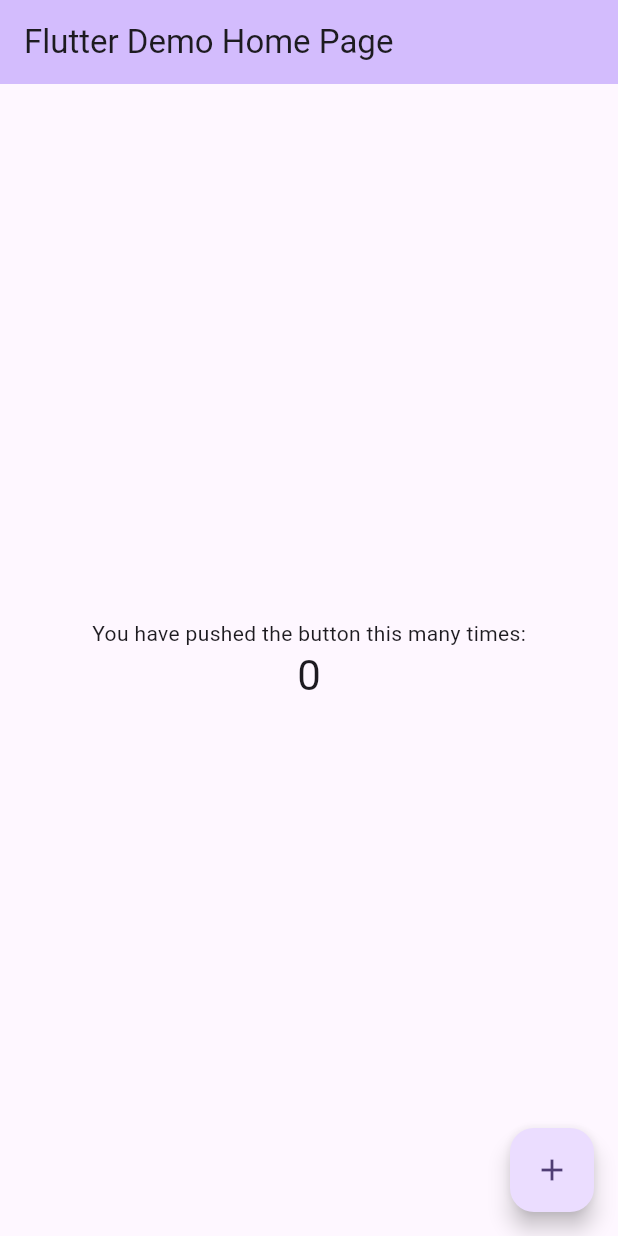
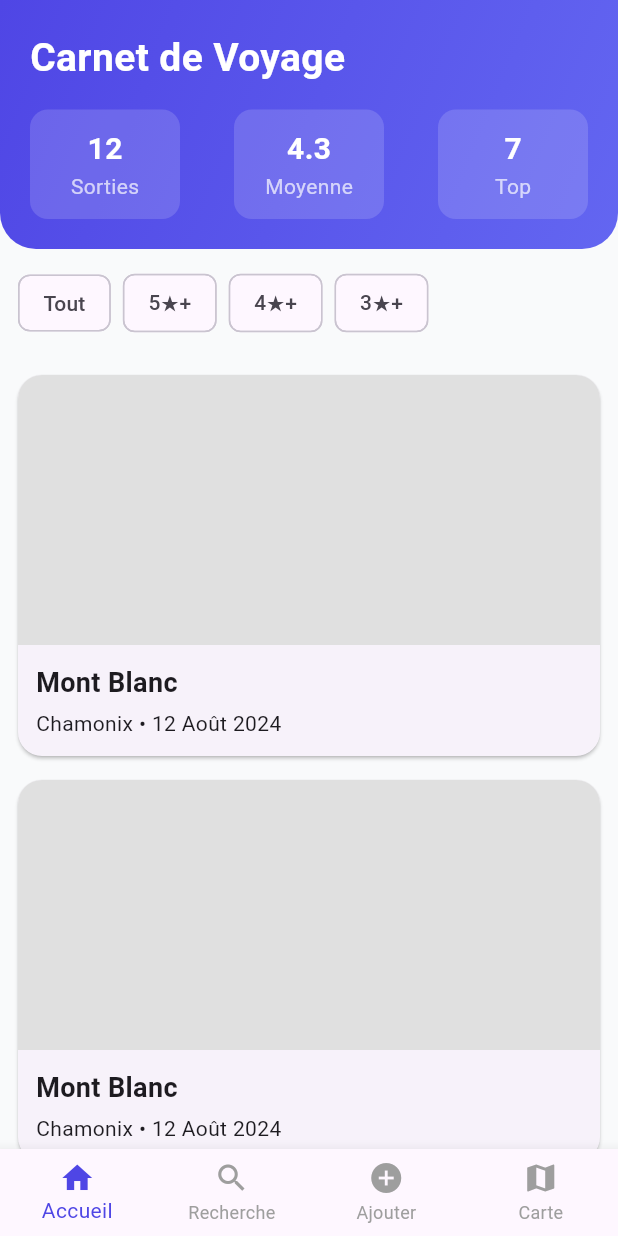
Before and after one commit to animsay0/Projet-Flutter, a Flutter app: the screen it shows after launch, on a phone screen of 412 x 824 dp. Run offline on Flutter 3.47's test engine with Material 3 defaults, Android fonts, the phone set to English and light mode, and no system bars.

Commit message:
ADD : Add core structure and initial screens

```diff
--- a/lib/main.dart
+++ b/lib/main.dart
@@ -1,4 +1,9 @@
 import 'package:flutter/material.dart';
+import 'ui/screens/home_screen.dart';
+import 'ui/screens/search_screen.dart';
+import 'ui/screens/add_trip_screen.dart';
+import 'ui/screens/map_screen.dart';
+import 'ui/widgets/bottom_navigation.dart';
 
 void main() {
   runApp(const MyApp());
@@ -7,115 +12,47 @@ void main() {
 class MyApp extends StatelessWidget {
   const MyApp({super.key});
 
-  // This widget is the root of your application.
   @override
   Widget build(BuildContext context) {
     return MaterialApp(
-      title: 'Flutter Demo',
+      debugShowCheckedModeBanner: false,
+      title: 'Carnet de Voyage',
       theme: ThemeData(
-        // This is the theme of your application.
-        //
-        // TRY THIS: Try running your application with "flutter run". You'll see
-        // the application has a purple toolbar. Then, without quitting the app,
-        // try changing the seedColor in the colorScheme below to Colors.green
-        // and then invoke "hot reload" (save your changes or press the "hot
-        // reload" button in a Flutter-supported IDE, or press "r" if you used
-        // the command line to start the app).
-        //
-        // Notice that the counter didn't reset back to zero; the application
-        // state is not lost during the reload. To reset the state, use hot
-        // restart instead.
-        //
-        // This works for code too, not just values: Most code changes can be
-        // tested with just a hot reload.
-        colorScheme: .fromSeed(seedColor: Colors.deepPurple),
+        primaryColor: const Color(0xFF4F46E5),
+        scaffoldBackgroundColor: const Color(0xFFF9FAFB),
+        useMaterial3: true,
       ),
-      home: const MyHomePage(title: 'Flutter Demo Home Page'),
+      home: const MainLayout(),
     );
   }
 }
 
-class MyHomePage extends StatefulWidget {
-  const MyHomePage({super.key, required this.title});
-
-  // This widget is the home page of your application. It is stateful, meaning
-  // that it has a State object (defined below) that contains fields that affect
-  // how it looks.
-
-  // This class is the configuration for the state. It holds the values (in this
-  // case the title) provided by the parent (in this case the App widget) and
-  // used by the build method of the State. Fields in a Widget subclass are
-  // always marked "final".
-
-  final String title;
+class MainLayout extends StatefulWidget {
+  const MainLayout({super.key});
 
   @override
-  State<MyHomePage> createState() => _MyHomePageState();
+  State<MainLayout> createState() => _MainLayoutState();
 }
 
-class _MyHomePageState extends State<MyHomePage> {
-  int _counter = 0;
+class _MainLayoutState extends State<MainLayout> {
+  int _currentIndex = 0;
 
-  void _incrementCounter() {
-    setState(() {
-      // This call to setState tells the Flutter framework that something has
-      // changed in this State, which causes it to rerun the build method below
-      // so that the display can reflect the updated values. If we changed
-      // _counter without calling setState(), then the build method would not be
-      // called again, and so nothing would appear to happen.
-      _counter++;
-    });
-  }
+  final screens = const [
+    HomeScreen(),
+    SearchScreen(),
+    AddTripScreen(),
+    MapScreen(),
+  ];
 
   @override
   Widget build(BuildContext context) {
-    // This method is rerun every time setState is called, for instance as done
-    // by the _incrementCounter method above.
-    //
-    // The Flutter framework has been optimized to make rerunning build methods
-    // fast, so that you can just rebuild anything that needs updating rather
-    // than having to individually change instances of widgets.
     return Scaffold(
-      appBar: AppBar(
-        // TRY THIS: Try changing the color here to a specific color (to
-        // Colors.amber, perhaps?) and trigger a hot reload to see the AppBar
-        // change color while the other colors stay the same.
-        backgroundColor: Theme.of(context).colorScheme.inversePrimary,
-        // Here we take the value from the MyHomePage object that was created by
-        // the App.build method, and use it to set our appbar title.
-        title: Text(widget.title),
-      ),
-      body: Center(
-        // Center is a layout widget. It takes a single child and positions it
-        // in the middle of the parent.
-        child: Column(
-          // Column is also a layout widget. It takes a list of children and
-          // arranges them vertically. By default, it sizes itself to fit its
-          // children horizontally, and tries to be as tall as its parent.
-          //
-          // Column has various properties to control how it sizes itself and
-          // how it positions its children. Here we use mainAxisAlignment to
-          // center the children vertically; the main axis here is the vertical
-          // axis because Columns are vertical (the cross axis would be
-          // horizontal).
-          //
-          // TRY THIS: Invoke "debug painting" (choose the "Toggle Debug Paint"
-          // action in the IDE, or press "p" in the console), to see the
-          // wireframe for each widget.
-          mainAxisAlignment: .center,
-          children: [
-            const Text('You have pushed the button this many times:'),
-            Text(
-              '$_counter',
-              style: Theme.of(context).textTheme.headlineMedium,
-            ),
-          ],
-        ),
-      ),
-      floatingActionButton: FloatingActionButton(
-        onPressed: _incrementCounter,
-        tooltip: 'Increment',
-        child: const Icon(Icons.add),
+      body: screens[_currentIndex],
+      bottomNavigationBar: BottomNavigation(
+        currentIndex: _currentIndex,
+        onTap: (index) {
+          setState(() => _currentIndex = index);
+        },
       ),
     );
   }
--- a/lib/ui/screens/home_screen.dart
+++ b/lib/ui/screens/home_screen.dart
@@ -0,0 +1,189 @@
+import 'package:flutter/material.dart';
+
+class HomeScreen extends StatelessWidget {
+  const HomeScreen({super.key});
+
+  @override
+  Widget build(BuildContext context) {
+    return SafeArea(
+      child: Column(
+        children: [
+          _Header(),
+          _Filters(),
+          Expanded(child: _TripList()),
+        ],
+      ),
+    );
+  }
+}
+
+class _Header extends StatelessWidget {
+  @override
+  Widget build(BuildContext context) {
+    return Container(
+      padding: const EdgeInsets.all(20),
+      decoration: const BoxDecoration(
+        gradient: LinearGradient(
+          colors: [
+            Color(0xFF4F46E5),
+            Color(0xFF6366F1),
+          ],
+          begin: Alignment.topLeft,
+          end: Alignment.bottomRight,
+        ),
+        borderRadius: BorderRadius.only(
+          bottomLeft: Radius.circular(24),
+          bottomRight: Radius.circular(24),
+        ),
+      ),
+      child: Column(
+        crossAxisAlignment: CrossAxisAlignment.start,
+        children: const [
+          Text(
+            "Carnet de Voyage",
+            style: TextStyle(
+              fontSize: 26,
+              fontWeight: FontWeight.bold,
+              color: Colors.white,
+            ),
+          ),
+          SizedBox(height: 16),
+          _StatsRow(),
+        ],
+      ),
+    );
+  }
+}
+
+class _StatsRow extends StatelessWidget {
+  const _StatsRow();
+
+  @override
+  Widget build(BuildContext context) {
+    return Row(
+      mainAxisAlignment: MainAxisAlignment.spaceBetween,
+      children: const [
+        _StatCard(title: "Sorties", value: "12"),
+        _StatCard(title: "Moyenne", value: "4.3"),
+        _StatCard(title: "Top", value: "7"),
+      ],
+    );
+  }
+}
+
+class _StatCard extends StatelessWidget {
+  final String title;
+  final String value;
+
+  const _StatCard({required this.title, required this.value});
+
+  @override
+  Widget build(BuildContext context) {
+    return Container(
+      width: 100,
+      padding: const EdgeInsets.all(12),
+      decoration: BoxDecoration(
+        color: Colors.white.withOpacity(0.15),
+        borderRadius: BorderRadius.circular(12),
+      ),
+      child: Column(
+        children: [
+          Text(
+            value,
+            style: const TextStyle(
+              fontSize: 20,
+              fontWeight: FontWeight.bold,
+              color: Colors.white,
+            ),
+          ),
+          Text(
+            title,
+            style: const TextStyle(color: Colors.white70),
+          ),
+        ],
+      ),
+    );
+  }
+}
+
+class _Filters extends StatelessWidget {
+  @override
+  Widget build(BuildContext context) {
+    return Padding(
+      padding: const EdgeInsets.all(12),
+      child: Row(
+        children: [
+          _FilterChip(label: "Tout"),
+          _FilterChip(label: "5★+"),
+          _FilterChip(label: "4★+"),
+          _FilterChip(label: "3★+"),
+        ],
+      ),
+    );
+  }
+}
+
+class _FilterChip extends StatelessWidget {
+  final String label;
+
+  const _FilterChip({required this.label});
+
+  @override
+  Widget build(BuildContext context) {
+    return Padding(
+      padding: const EdgeInsets.only(right: 8),
+      child: Chip(label: Text(label)),
+    );
+  }
+}
+
+class _TripList extends StatelessWidget {
+  @override
+  Widget build(BuildContext context) {
+    return ListView.builder(
+      padding: const EdgeInsets.all(12),
+      itemCount: 5,
+      itemBuilder: (context, index) {
+        return _TripCard();
+      },
+    );
+  }
+}
+
+class _TripCard extends StatelessWidget {
+  @override
+  Widget build(BuildContext context) {
+    return Card(
+      margin: const EdgeInsets.only(bottom: 16),
+      shape: RoundedRectangleBorder(
+        borderRadius: BorderRadius.circular(16),
+      ),
+      child: Column(
+        crossAxisAlignment: CrossAxisAlignment.start,
+        children: [
+          Container(
+            height: 180,
+            decoration: BoxDecoration(
+              borderRadius: const BorderRadius.vertical(top: Radius.circular(16)),
+              color: Colors.grey[300],
+            ),
+          ),
+          Padding(
+            padding: const EdgeInsets.all(12),
+            child: Column(
+              crossAxisAlignment: CrossAxisAlignment.start,
+              children: const [
+                Text(
+                  "Mont Blanc",
+                  style: TextStyle(fontSize: 18, fontWeight: FontWeight.bold),
+                ),
+                SizedBox(height: 4),
+                Text("Chamonix • 12 Août 2024"),
+              ],
+            ),
+          ),
+        ],
+      ),
+    );
+  }
+}
--- a/lib/ui/widgets/bottom_navigation.dart
+++ b/lib/ui/widgets/bottom_navigation.dart
@@ -0,0 +1,41 @@
+import 'package:flutter/material.dart';
+
+class BottomNavigation extends StatelessWidget {
+  final int currentIndex;
+  final Function(int) onTap;
+
+  const BottomNavigation({
+    super.key,
+    required this.currentIndex,
+    required this.onTap,
+  });
+
+  @override
+  Widget build(BuildContext context) {
+    return BottomNavigationBar(
+      currentIndex: currentIndex,
+      onTap: onTap,
+      selectedItemColor: const Color(0xFF4F46E5),
+      unselectedItemColor: Colors.grey,
+      type: BottomNavigationBarType.fixed,
+      items: const [
+        BottomNavigationBarItem(
+          icon: Icon(Icons.home),
+          label: 'Accueil',
+        ),
+        BottomNavigationBarItem(
+          icon: Icon(Icons.search),
+          label: 'Recherche',
+        ),
+        BottomNavigationBarItem(
+          icon: Icon(Icons.add_circle),
+          label: 'Ajouter',
+        ),
+        BottomNavigationBarItem(
+          icon: Icon(Icons.map),
+          label: 'Carte',
+        ),
+      ],
+    );
+  }
+}
```
Also changed, not shown: lib/ui/screens/add_trip_screen.dart (added, +86 -0 lines), lib/ui/screens/map_screen.dart (added, +110 -0 lines), lib/ui/screens/search_screen.dart (added, +132 -0 lines).
